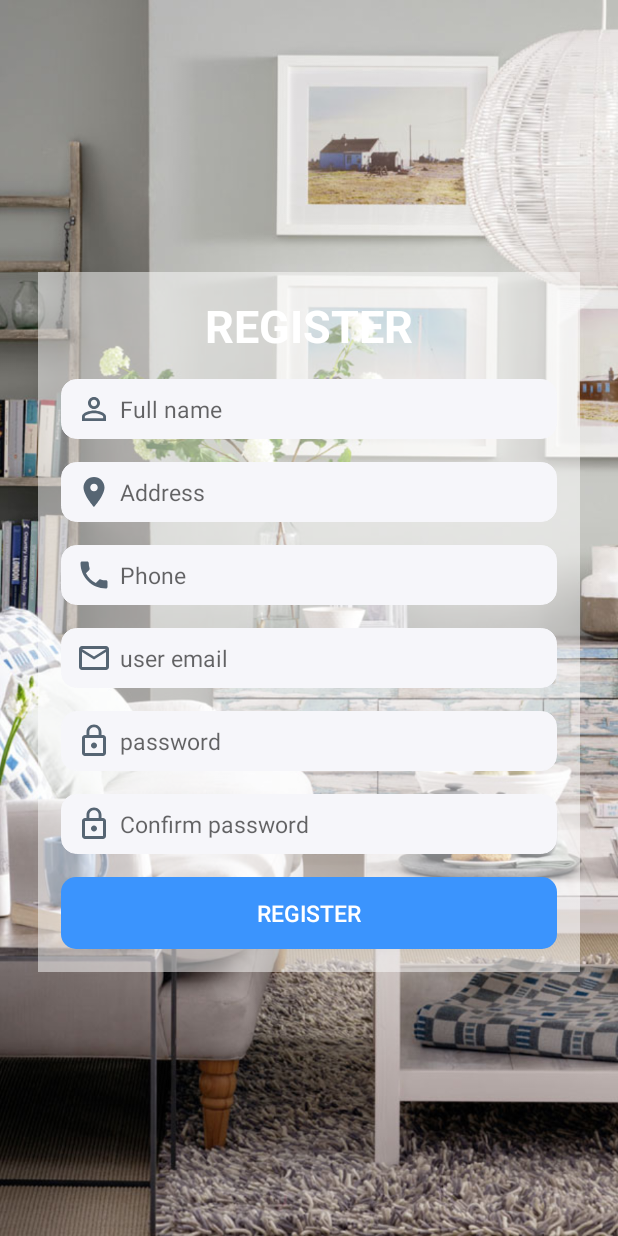
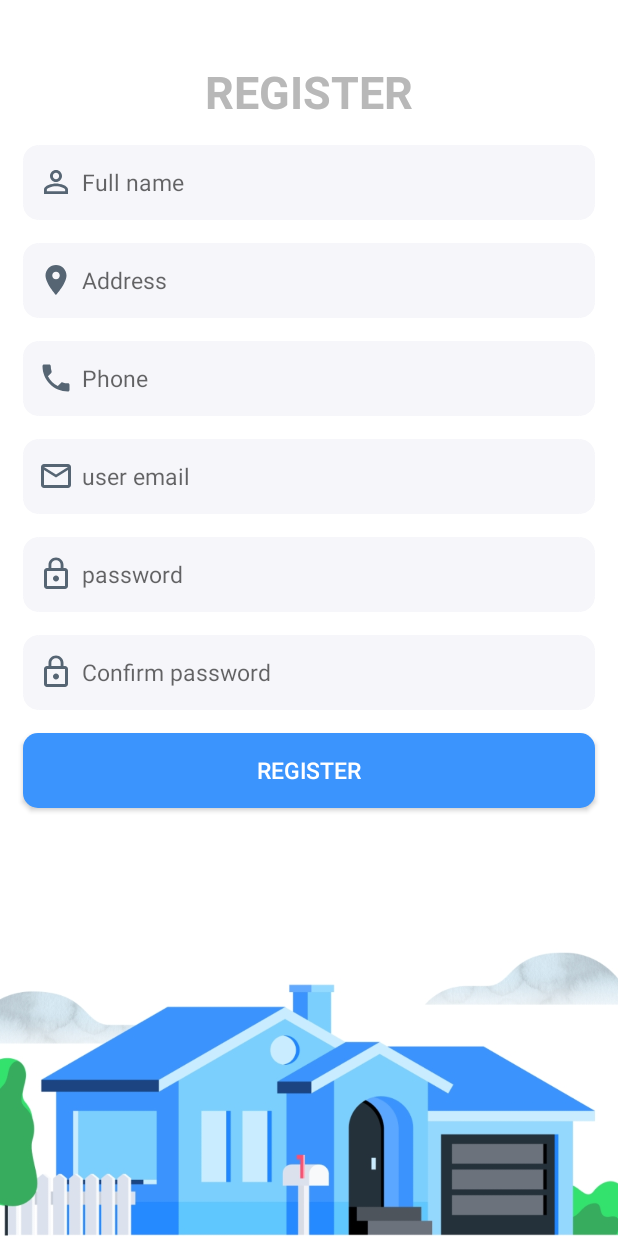
Before and after one commit to uttamtamang/HouseRentalSystem, an Android app: the RegistrationActivity screen opened directly, with no data from a screen before it, on a phone screen of 412 x 824 dp. Run offline under Robolectric (Android 15) with nearby library versions, the light colour scheme and no system bars.

Commit message:
API integration

```diff
--- a/app/build.gradle
+++ b/app/build.gradle
@@ -33,4 +33,9 @@ dependencies {
 
 //    implementation 'com.jakewharton:butterknife:8.8.1'
 //    annotationProcessor "com.jakewharton:butterknife-compiler:8.8.1"
+
+    //API Integration
+    implementation 'com.google.code.gson:gson:2.8.5'
+    implementation 'com.squareup.retrofit2:retrofit:2.5.0'
+    implementation 'com.squareup.retrofit2:converter-gson:2.5.0'
 }
--- a/app/src/main/res/layout/activity_login.xml
+++ b/app/src/main/res/layout/activity_login.xml
@@ -52,7 +52,6 @@
                 android:drawableLeft="@drawable/ic_mail_outline_black_24dp"
                 android:drawablePadding="5dp"
                 android:hint="user email"
-                android:textColorHint="#D4D4D4"
                 android:textColor="#B8B8B8"
                 android:paddingStart="10dp"
                 android:textSize="15sp"
@@ -69,7 +68,6 @@
                 android:drawableLeft="@drawable/ic_lock_outline_black_24dp"
                 android:drawablePadding="5dp"
                 android:hint="password"
-                android:textColorHint="#D4D4D4"
                 android:textColor="#B8B8B8"
                 android:inputType="textPassword"
                 android:paddingStart="10dp"
--- a/app/src/main/res/layout/activity_registration.xml
+++ b/app/src/main/res/layout/activity_registration.xml
@@ -9,7 +9,7 @@
     <ImageView
         android:layout_width="match_parent"
         android:layout_height="match_parent"
-        android:src="@drawable/background8"
+        android:src="@drawable/background"
         android:scaleType="centerCrop"
 
         />
@@ -21,15 +21,11 @@
     <ScrollView
         android:layout_width="match_parent"
         android:layout_height="wrap_content"
-        android:layout_centerInParent="true"
+        android:layout_marginTop="25dp"
         >
         <LinearLayout
             android:layout_width="match_parent"
             android:layout_height="wrap_content"
-            android:layout_marginStart="25dp"
-            android:layout_marginTop="5dp"
-            android:layout_marginEnd="25dp"
-            android:background="@drawable/background_white"
             android:orientation="vertical">
 
             <TextView
@@ -38,13 +34,13 @@
                 android:layout_gravity="center_horizontal"
                 android:layout_margin="15dp"
                 android:text="REGISTER"
-                android:textColor="#fff"
+                android:textColor="#B8B8B8"
                 android:textSize="30dp"
                 android:textStyle="bold" />
             <AutoCompleteTextView
                 android:id="@+id/userName"
                 android:layout_width="match_parent"
-                android:layout_height="40dp"
+                android:layout_height="50dp"
                 android:layout_marginStart="15dp"
                 android:layout_marginEnd="15dp"
                 android:background="@drawable/rounded_textinput"
@@ -52,11 +48,13 @@
                 android:drawablePadding="5dp"
                 android:hint="Full name"
                 android:paddingStart="10dp"
-                android:textSize="15sp" />
+                android:textSize="15sp"
+                android:textColor="#B8B8B8"/>
+
             <AutoCompleteTextView
                 android:id="@+id/userAddress"
                 android:layout_width="match_parent"
-                android:layout_height="40dp"
+                android:layout_height="50dp"
                 android:layout_marginStart="15dp"
                 android:layout_marginTop="15dp"
                 android:layout_marginEnd="15dp"
@@ -65,12 +63,13 @@
                 android:drawablePadding="5dp"
                 android:hint="Address"
                 android:paddingStart="10dp"
-                android:textSize="15sp" />
+                android:textSize="15sp"
+                android:textColor="#B8B8B8"/>
 
             <AutoCompleteTextView
                 android:id="@+id/userPhone"
                 android:layout_width="match_parent"
-                android:layout_height="40dp"
+                android:layout_height="50dp"
                 android:layout_marginStart="15dp"
                 android:layout_marginTop="15dp"
                 android:layout_marginEnd="15dp"
@@ -79,13 +78,14 @@
                 android:drawablePadding="5dp"
                 android:hint="Phone"
                 android:paddingStart="10dp"
-                android:textSize="15sp" />
+                android:textSize="15sp"
+                android:textColor="#B8B8B8"/>
 
 
             <AutoCompleteTextView
                 android:id="@+id/userEmail"
                 android:layout_width="match_parent"
-                android:layout_height="40dp"
+                android:layout_height="50dp"
                 android:layout_marginStart="15dp"
                 android:layout_marginTop="15dp"
                 android:layout_marginEnd="15dp"
@@ -94,12 +94,13 @@
                 android:drawablePadding="5dp"
                 android:hint="user email"
                 android:paddingStart="10dp"
-                android:textSize="15sp" />
+                android:textSize="15sp"
+                android:textColor="#B8B8B8"/>
 
             <AutoCompleteTextView
                 android:id="@+id/userPassword"
                 android:layout_width="match_parent"
-                android:layout_height="40dp"
+                android:layout_height="50dp"
                 android:layout_marginStart="15dp"
                 android:layout_marginTop="15dp"
                 android:layout_marginEnd="15dp"
@@ -109,12 +110,13 @@
                 android:hint="password"
                 android:inputType="textPassword"
                 android:paddingStart="10dp"
-                android:textSize="15sp" />
+                android:textSize="15sp"
+                android:textColor="#B8B8B8"/>
 
             <AutoCompleteTextView
                 android:id="@+id/userConfirmPassword"
                 android:layout_width="match_parent"
-                android:layout_height="40dp"
+                android:layout_height="50dp"
                 android:layout_marginStart="15dp"
                 android:layout_marginTop="15dp"
                 android:layout_marginEnd="15dp"
@@ -124,12 +126,13 @@
                 android:hint="Confirm password"
                 android:inputType="textPassword"
                 android:paddingStart="10dp"
-                android:textSize="15sp" />
+                android:textSize="15sp"
+                android:textColor="#B8B8B8"/>
 
             <Button
                 android:id="@+id/btnRegister"
                 android:layout_width="match_parent"
-                android:layout_height="wrap_content"
+                android:layout_height="50dp"
                 android:layout_margin="15dp"
                 android:background="@drawable/button_background"
                 android:text="REGISTER"
```
